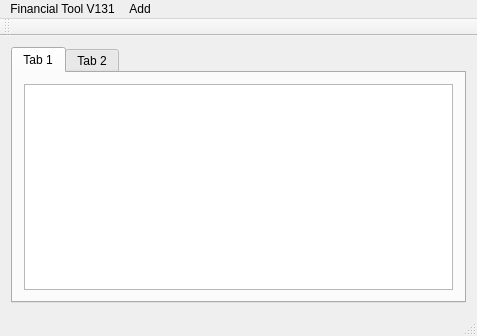
This is FinTool_V131/fintool.ui in IVIyg0t/FinancialTool as Qt 5 draws it before an edit. The edited form follows.
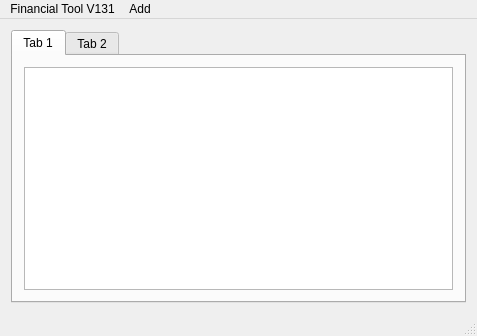
This is the edited form.

Commit message:
Fintool V1.3.2 ~ Balance Added
The balance is now added whenever any entry item is changed. The code is
sloppy and needs to be cleaner but the functionality is there.

The edit to the form file:
```diff
--- a/FinTool_V131/fintool.ui
+++ b/FinTool_V131/fintool.ui
@@ -59,14 +59,6 @@
    <addaction name="menuFinancial_Tool_V131"/>
    <addaction name="menuAdd"/>
   </widget>
-  <widget class="QToolBar" name="mainToolBar">
-   <attribute name="toolBarArea">
-    <enum>TopToolBarArea</enum>
-   </attribute>
-   <attribute name="toolBarBreak">
-    <bool>false</bool>
-   </attribute>
-  </widget>
   <widget class="QStatusBar" name="statusBar"/>
   <action name="add_transaction">
    <property name="text">
```
Left out of the diff: 5 changed lines with no effect on the pictures. The commit also changes 3 other files.
